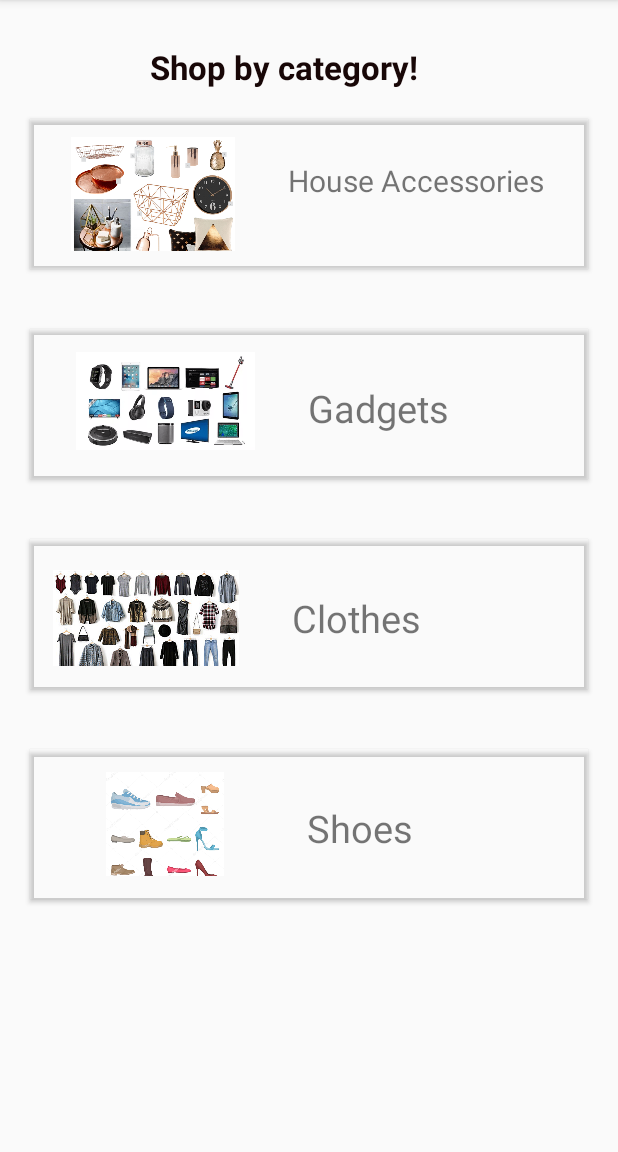
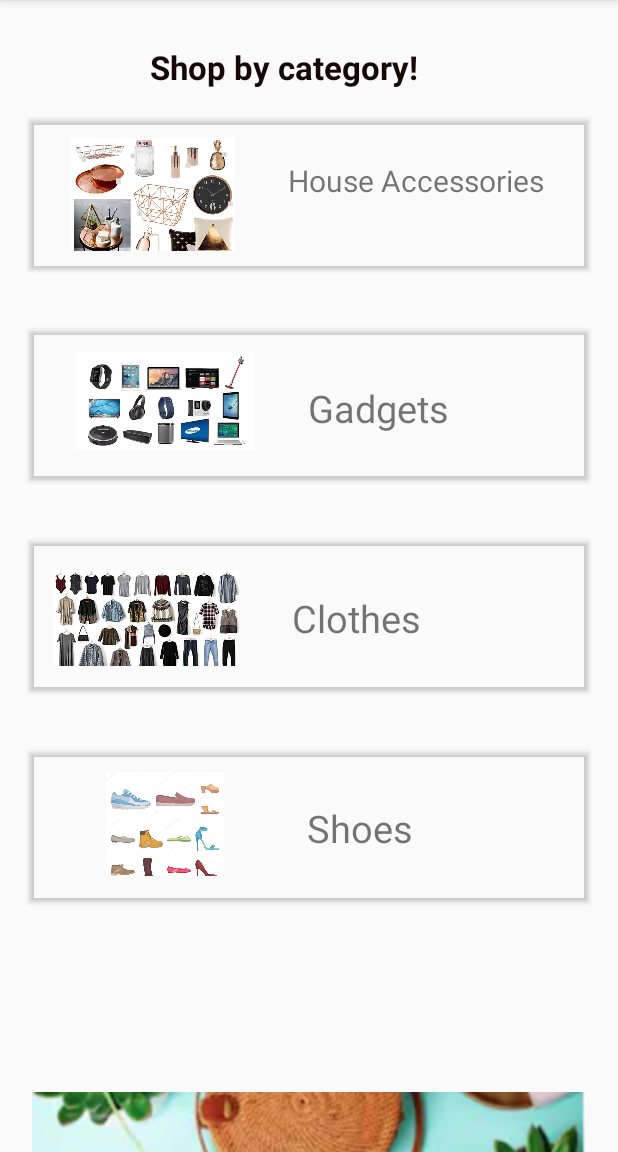
Before and after one commit to niygomhonor/Online-Exchange, an Android app: the ViewStoreActivity screen opened directly, with no data from a screen before it, on a phone screen of 412 x 824 dp, the part 84-1236 px from its top. Run offline under Robolectric (Android 15) with nearby library versions, the phone set to English and light mode, and no system bars; Roboto replaces fonts that are not available here.

Commit message:
added the footer image

```diff
--- a/app/src/main/res/layout/activity_view_store.xml
+++ b/app/src/main/res/layout/activity_view_store.xml
@@ -213,5 +213,12 @@
         </LinearLayout>
     </androidx.cardview.widget.CardView>
 
+    <ImageView
+        android:id="@+id/image2"
+        android:layout_width="match_parent"
+        android:layout_height="wrap_content"
+        android:layout_alignParentBottom="true"
+        android:src="@drawable/save" />
+
 
 </RelativeLayout>
```
